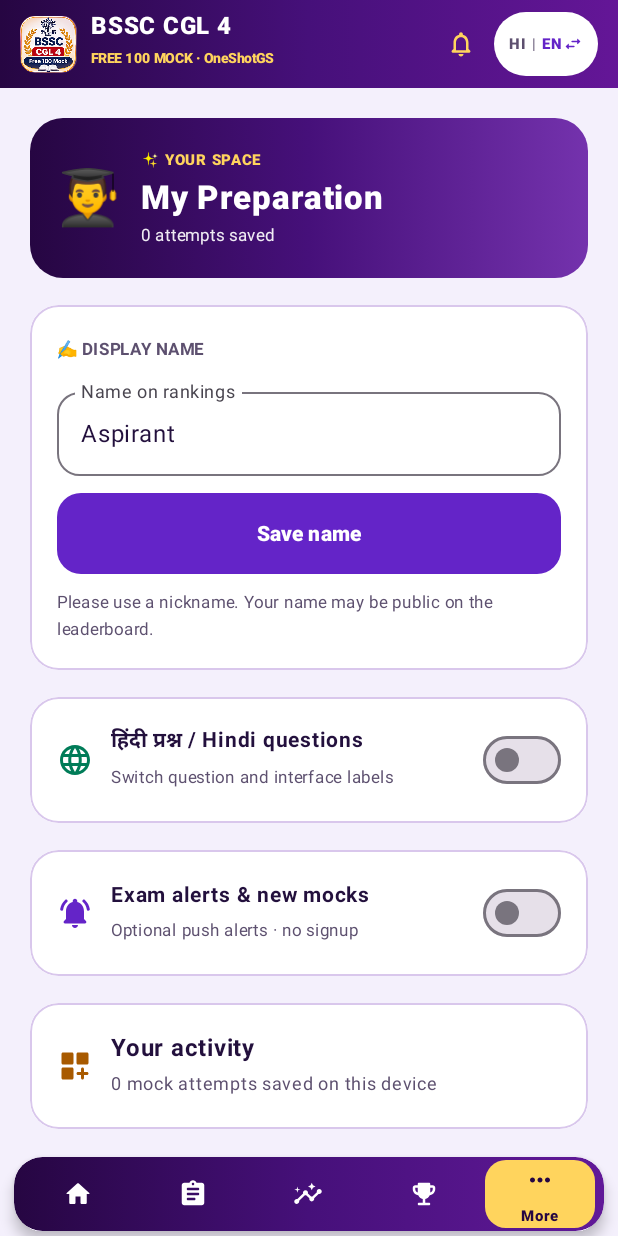
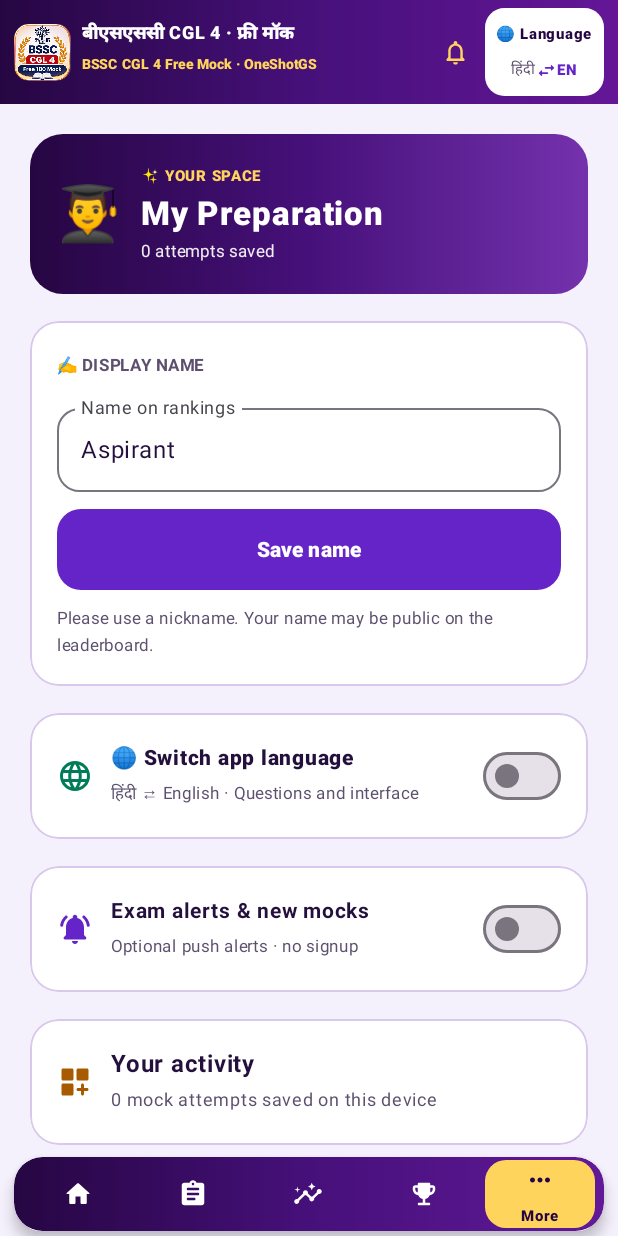
Before and after one commit to gauravanand-sudo/bssc-cgl4-free-100-mock, an Android app built with Jetpack Compose: the screen it shows after launch (MainActivity), item 5 of the bottom bar chosen, on a phone screen of 412 x 824 dp. Run offline under Robolectric (Android 15) with nearby library versions, the phone set to English and light mode, and no system bars; our stand-ins replace AdMob, Firebase (no records; nobody signed in at launch, a user with empty details on screens opened directly); pictures from the network do not load; 1 statement that could not run was skipped.

Commit message:
Hindi-first bilingual app identity and explicit language switch in header/Profile

```diff
--- a/app/src/main/java/com/bssc/cgl4/free100mock/Engagement.kt
+++ b/app/src/main/java/com/bssc/cgl4/free100mock/Engagement.kt
@@ -179,30 +179,47 @@ fun safeHttps(value: String): Boolean = try {
 } catch (_:Exception) { false }
 
 @Composable
-fun GlobalExamHeader(hindi: Boolean, onLanguage: () -> Unit, notificationsEnabled:Boolean,
-                     showNotifications:Boolean, onNotifications:()->Unit) {
-    Row(Modifier.fillMaxWidth().background(Brush.horizontalGradient(listOf(RoyalDeep,Royal,Color(0xFF641697))))
-        .padding(start=13.dp,end=13.dp,top=5.dp,bottom=5.dp),verticalAlignment=Alignment.CenterVertically) {
-        Image(painterResource(R.drawable.brand_icon),"Independent Bihar exam-preparation logo",
+fun GlobalExamHeader(hindi:Boolean,onLanguage:()->Unit,notificationsEnabled:Boolean,
+                     showNotifications:Boolean,onNotifications:()->Unit) {
+    Row(Modifier.fillMaxWidth()
+        .background(Brush.horizontalGradient(listOf(RoyalDeep,Royal,Color(0xFF641697))))
+        .padding(start=9.dp,end=9.dp,top=5.dp,bottom=5.dp),
+        verticalAlignment=Alignment.CenterVertically) {
+        Image(painterResource(R.drawable.brand_icon),
+            t(hindi,"BSSC CGL 4 learning app","बीएसएससी सीजीएल 4 अभ्यास ऐप"),
             Modifier.size(38.dp).clip(RoundedCornerShape(10.dp)))
-        Spacer(Modifier.width(9.dp))
+        Spacer(Modifier.width(7.dp))
         Column(Modifier.weight(1f)) {
-            Text("BSSC CGL 4",fontWeight=FontWeight.Black,color=Color.White,fontSize=16.sp, lineHeight=18.sp)
-            Text("FREE 100 MOCK · OneShotGS",color=Gold,fontSize=9.sp,fontWeight=FontWeight.Black,
-                letterSpacing=.3.sp,maxLines=1)
+            Text("बीएसएससी CGL 4 · फ्री मॉक",
+                fontWeight=FontWeight.Black,color=Color.White,fontSize=12.sp,
+                lineHeight=15.sp,maxLines=1,
+                overflow=androidx.compose.ui.text.style.TextOverflow.Ellipsis)
+            Text("BSSC CGL 4 Free Mock · OneShotGS",
+                color=Gold,fontSize=9.sp,fontWeight=FontWeight.Black,maxLines=1,
+                overflow=androidx.compose.ui.text.style.TextOverflow.Ellipsis)
         }
-        if(showNotifications) IconButton(onClick=onNotifications,modifier=Modifier.size(44.dp)) {
-            Icon(if(notificationsEnabled) Icons.Rounded.NotificationsActive else Icons.Rounded.NotificationsNone,
+        if(showNotifications) IconButton(onClick=onNotifications,modifier=Modifier.size(40.dp)) {
+            Icon(if(notificationsEnabled) Icons.Rounded.NotificationsActive
+                else Icons.Rounded.NotificationsNone,
                 contentDescription=t(hindi,"Notification settings","नोटिफिकेशन सेटिंग"),
-                tint=Gold,modifier=Modifier.size(20.dp))
+                tint=Gold,modifier=Modifier.size(19.dp))
         }
-        Surface(onClick=onLanguage,modifier=Modifier.heightIn(min=42.dp),
-            shape=RoundedCornerShape(100.dp),color=Color.White) {
-            Row(Modifier.padding(horizontal=10.dp,vertical=9.dp),verticalAlignment=Alignment.CenterVertically) {
-                Text(if(hindi) "हिंदी" else "HI",fontWeight=FontWeight.Black,color=if(hindi)Violet else Muted,fontSize=10.sp)
-                Text(" | ",color=Muted,fontSize=10.sp)
-                Text("EN",fontWeight=FontWeight.Black,color=if(hindi)Muted else Violet,fontSize=10.sp)
-                Icon(Icons.Rounded.SwapHoriz,null,tint=Violet,modifier=Modifier.size(13.dp))
+        Surface(onClick=onLanguage,modifier=Modifier.heightIn(min=46.dp),
+            shape=RoundedCornerShape(13.dp),color=Color.White) {
+            Column(Modifier.padding(horizontal=7.dp,vertical=5.dp),
+                horizontalAlignment=Alignment.CenterHorizontally) {
+                Text(t(hindi,"🌐 Language","🌐 भाषा बदलें"),
+                    fontWeight=FontWeight.Black,color=RoyalDeep,fontSize=10.sp,maxLines=1)
+                Row(verticalAlignment=Alignment.CenterVertically) {
+                    Text("हिंदी",fontWeight=if(hindi)FontWeight.Black else FontWeight.Medium,
+                        color=if(hindi)Violet else Muted,fontSize=10.sp)
+                    Icon(Icons.Rounded.SwapHoriz,
+                        contentDescription=t(hindi,"Switch app language",
+                            "ऐप की भाषा बदलें"),
+                        tint=Violet,modifier=Modifier.size(14.dp))
+                    Text("EN",fontWeight=if(hindi)FontWeight.Medium else FontWeight.Black,
+                        color=if(hindi)Muted else Violet,fontSize=10.sp)
+                }
             }
         }
     }
--- a/app/src/main/java/com/bssc/cgl4/free100mock/LeaderboardAndProfile.kt
+++ b/app/src/main/java/com/bssc/cgl4/free100mock/LeaderboardAndProfile.kt
@@ -178,8 +178,10 @@ import androidx.compose.ui.unit.sp
                 Icon(Icons.Rounded.Language,null,tint=Aqua)
                 Spacer(Modifier.width(12.dp))
                 Column(Modifier.weight(1f)) {
-                    Text("हिंदी प्रश्न / Hindi questions",color=SoftWhite,fontWeight=FontWeight.Bold,fontSize=14.sp)
-                    Text("Switch question and interface labels",color=Muted,fontSize=11.sp)
+                    Text(t(hindi,"🌐 Switch app language","🌐 ऐप की भाषा बदलें"),
+                        color=SoftWhite,fontWeight=FontWeight.Black,fontSize=14.sp)
+                    Text("हिंदी ⇄ English · "+t(hindi,"Questions and interface",
+                        "प्रश्न और ऐप इंटरफ़ेस"),color=Muted,fontSize=11.sp)
                 }
                 Switch(checked=hindi,onCheckedChange=onSetHindi)
             }
--- a/app/src/main/res/values/strings.xml
+++ b/app/src/main/res/values/strings.xml
@@ -1,2 +1,4 @@
 <?xml version="1.0" encoding="utf-8"?>
-<resources><string name="app_name">BSSC CGL 4 Free 100 Mock</string></resources>
+<resources>
+    <string name="app_name">BSSC CGL 4 Free Mock</string>
+</resources>
```
Also changed, not shown: 1 other file.
